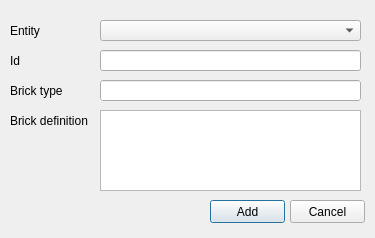
Above: src/gui/add_entity_dialog_ui.ui from ErnestoVivas/FiBEM before the change. Below: the same form after it.
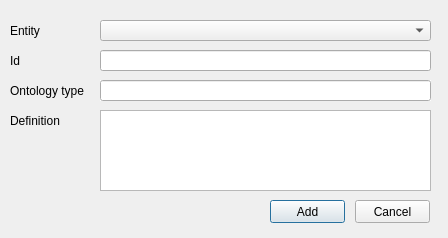
That is the form after the change.

Diff of the .ui file:
```diff
--- a/src/gui/add_entity_dialog_ui.ui
+++ b/src/gui/add_entity_dialog_ui.ui
@@ -6,13 +6,28 @@
    <rect>
     <x>0</x>
     <y>0</y>
-    <width>375</width>
+    <width>448</width>
     <height>238</height>
    </rect>
   </property>
+  <property name="minimumSize">
+   <size>
+    <width>448</width>
+    <height>238</height>
+   </size>
+  </property>
+  <property name="maximumSize">
+   <size>
+    <width>448</width>
+    <height>238</height>
+   </size>
+  </property>
   <property name="windowTitle">
    <string>Add Entity</string>
   </property>
+  <property name="autoFillBackground">
+   <bool>true</bool>
+  </property>
   <widget class="QLabel" name="label">
    <property name="geometry">
     <rect>
@@ -49,7 +64,7 @@
     </rect>
    </property>
    <property name="text">
-    <string>Brick type</string>
+    <string>Ontology type</string>
    </property>
   </widget>
   <widget class="QComboBox" name="combo_box_choose_entity">
@@ -57,7 +72,7 @@
     <rect>
      <x>100</x>
      <y>20</y>
-     <width>261</width>
+     <width>331</width>
      <height>21</height>
     </rect>
    </property>
@@ -67,7 +82,7 @@
     <rect>
      <x>100</x>
      <y>50</y>
-     <width>261</width>
+     <width>331</width>
      <height>21</height>
     </rect>
    </property>
@@ -77,7 +92,7 @@
     <rect>
      <x>100</x>
      <y>80</y>
-     <width>261</width>
+     <width>331</width>
      <height>21</height>
     </rect>
    </property>
@@ -93,7 +108,7 @@
     <rect>
      <x>100</x>
      <y>110</y>
-     <width>261</width>
+     <width>331</width>
      <height>81</height>
     </rect>
    </property>
@@ -114,13 +129,13 @@
     </rect>
    </property>
    <property name="text">
-    <string>Brick definition</string>
+    <string>Definition</string>
    </property>
   </widget>
   <widget class="QPushButton" name="button_add_entity">
    <property name="geometry">
     <rect>
-     <x>210</x>
+     <x>270</x>
      <y>200</y>
      <width>75</width>
      <height>23</height>
@@ -133,7 +148,7 @@
   <widget class="QPushButton" name="button_cancel">
    <property name="geometry">
     <rect>
-     <x>290</x>
+     <x>355</x>
      <y>200</y>
      <width>75</width>
      <height>23</height>
```
Left out of the diff: 6 changed lines with no effect on the pictures.
